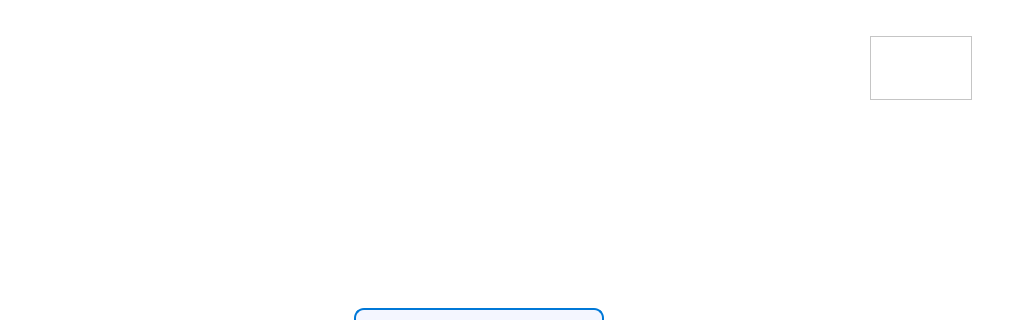
The window that UI/login.ui (Thichgayroi/SPCK) describes before a commit, drawn with Qt 5; both pictures show x 0 to 1024 and y 0 to 320 of the 1024 by 768 pixel window.
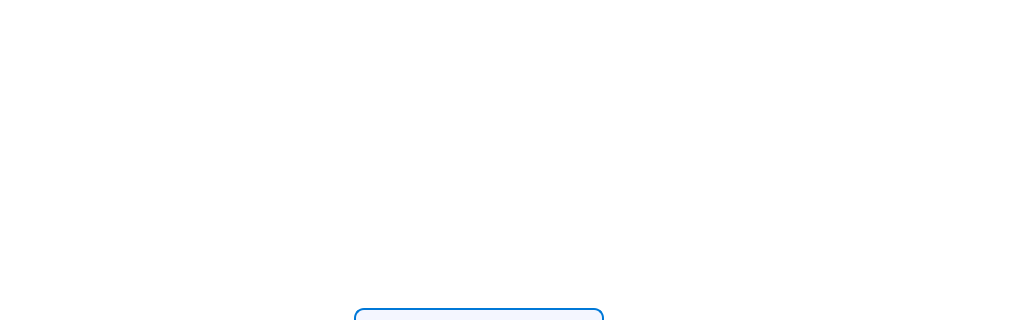
The same window after the commit. Icons and pictures are not drawn.

Diff of the .ui file:
```diff
--- a/UI/login.ui
+++ b/UI/login.ui
@@ -62,35 +62,13 @@
            <widget class="QWidget" name="widget_14" native="true">
             <property name="maximumSize">
              <size>
-              <width>800</width>
+              <width>16777215</width>
               <height>16777215</height>
              </size>
             </property>
             <layout class="QVBoxLayout" name="verticalLayout_6"/>
            </widget>
           </item>
-          <item>
-           <widget class="QWidget" name="widget_11" native="true">
-            <property name="maximumSize">
-             <size>
-              <width>120</width>
-              <height>16777215</height>
-             </size>
-            </property>
-            <layout class="QHBoxLayout" name="horizontalLayout_7">
-             <item>
-              <widget class="QFrame" name="frame">
-               <property name="frameShape">
-                <enum>QFrame::StyledPanel</enum>
-               </property>
-               <property name="frameShadow">
-                <enum>QFrame::Raised</enum>
-               </property>
-              </widget>
-             </item>
-            </layout>
-           </widget>
-          </item>
          </layout>
         </widget>
        </item>
```
